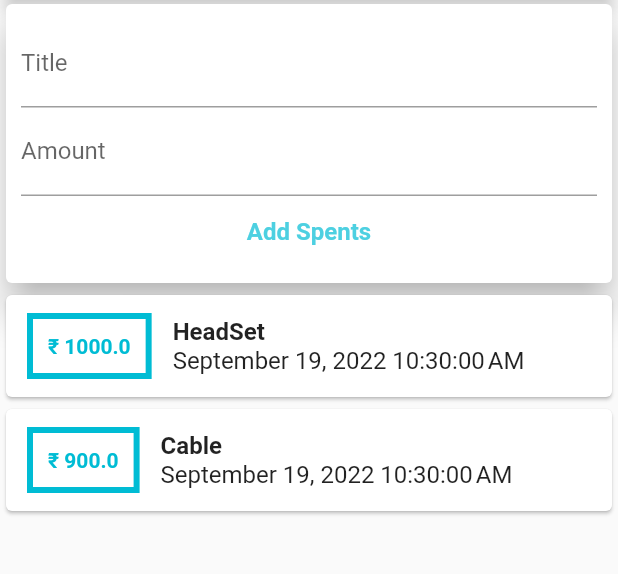
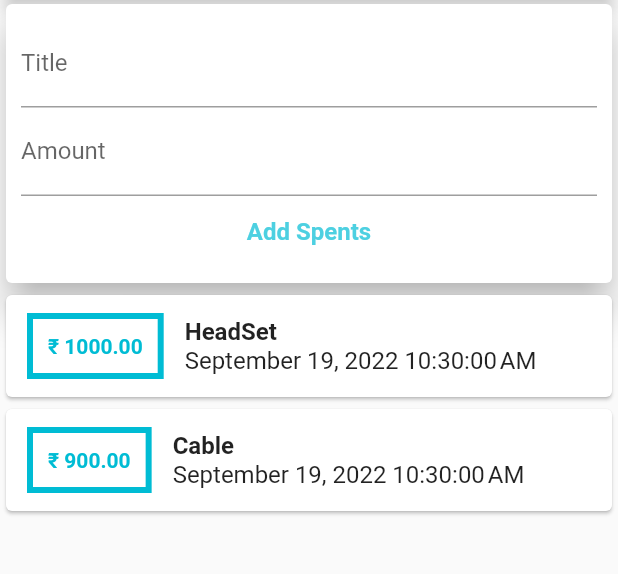
Before and after one commit to Erickeagle3/expense_app, a Flutter app: the screen it shows after launch, on a phone screen of 412 x 824 dp, the part 122-696 px from its top. Run offline on Flutter 3.47's test engine with Material 2 defaults, Android fonts, the phone set to English and light mode, and no system bars.

Commit message:
flutter: made product price view adorable Signed-off-by: Erickeagle3 <sayanchakraborty334@gmail.com>
Note - now adorable dose not means that it will looks like a cute girl
       instead of that it will show only two desimal view with 2 numbers

```diff
--- a/lib/widgets/transaction.dart
+++ b/lib/widgets/transaction.dart
@@ -25,7 +25,7 @@ class MyTransactions extends StatelessWidget {
                     border: Border.all(color: Colors.cyan, width: 4)),
                 padding: const EdgeInsets.all(10),
                 child: Text(
-                  '₹ ${Transaction[index].amount}',
+                  '₹ ${Transaction[index].amount.toStringAsFixed(2)}',
                   style: const TextStyle(
                       fontWeight: FontWeight.bold,
                       fontSize: 14,
```
